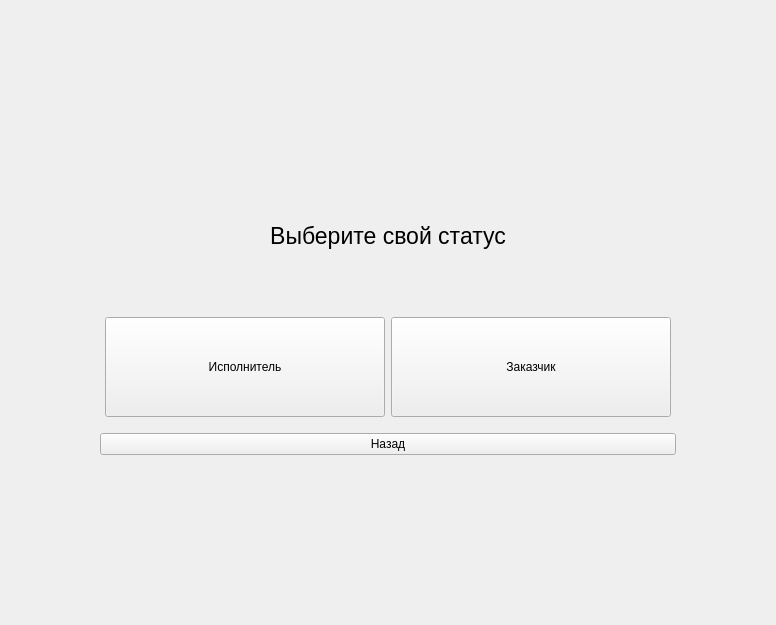
Qt form GreyHound/registerstatus.ui (ProteusP/GreyHound-hiring-desktop-app) before a commit.
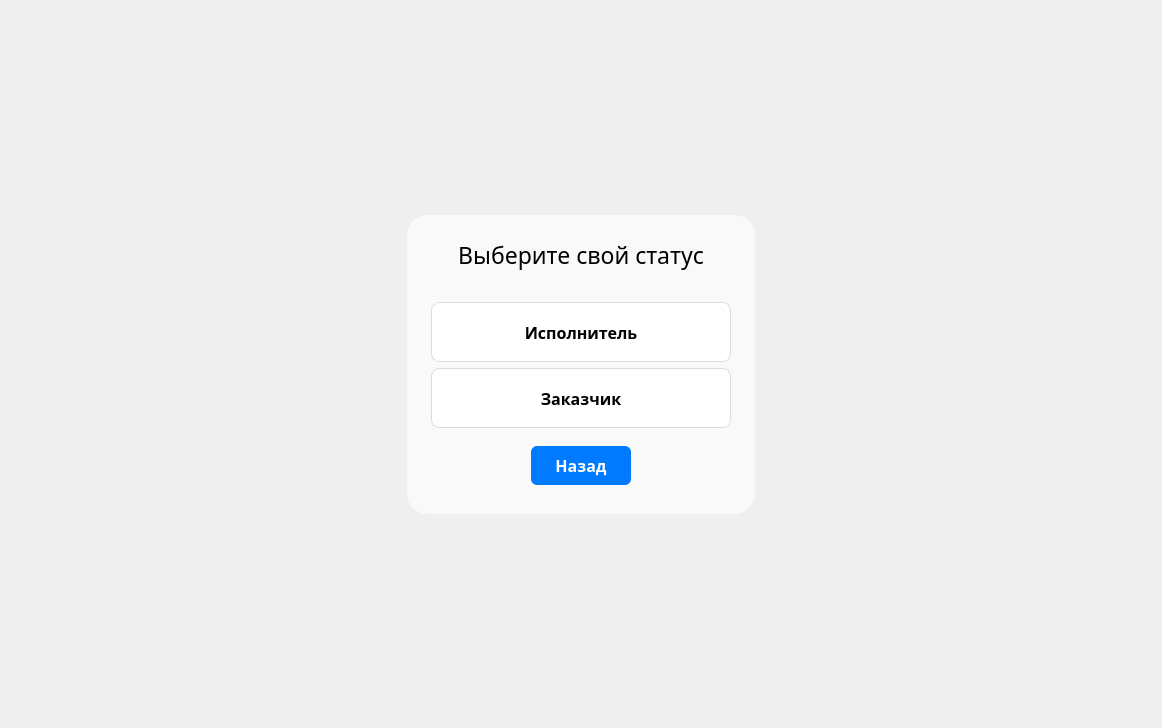
The same form after that commit.

```diff
--- a/GreyHound/registerstatus.ui
+++ b/GreyHound/registerstatus.ui
@@ -6,35 +6,101 @@
    <rect>
     <x>0</x>
     <y>0</y>
-    <width>776</width>
-    <height>625</height>
+    <width>1162</width>
+    <height>728</height>
    </rect>
   </property>
   <property name="windowTitle">
    <string>Form</string>
   </property>
   <layout class="QGridLayout" name="gridLayout">
-   <property name="leftMargin">
-    <number>100</number>
-   </property>
-   <property name="topMargin">
-    <number>170</number>
-   </property>
-   <property name="rightMargin">
-    <number>100</number>
-   </property>
-   <property name="bottomMargin">
-    <number>170</number>
-   </property>
+   <item row="0" column="1">
+    <spacer name="verticalSpacer_2">
+     <property name="orientation">
+      <enum>Qt::Orientation::Vertical</enum>
+     </property>
+     <property name="sizeType">
+      <enum>QSizePolicy::Policy::MinimumExpanding</enum>
+     </property>
+     <property name="sizeHint" stdset="0">
+      <size>
+       <width>20</width>
+       <height>100</height>
+      </size>
+     </property>
+    </spacer>
+   </item>
+   <item row="1" column="1">
+    <widget class="QWidget" name="widget" native="true">
+     <property name="sizePolicy">
+      <sizepolicy hsizetype="Preferred" vsizetype="Preferred">
+       <horstretch>0</horstretch>
+       <verstretch>0</verstretch>
+      </sizepolicy>
+     </property>
+     <property name="minimumSize">
+      <size>
+       <width>0</width>
+       <height>0</height>
+      </size>
+     </property>
+     <property name="styleSheet">
+      <string notr="true">QWidget {
+    
+    border-radius: 20px;
+    border-radius: 20px;
+	background-color: rgb(249, 249, 249);
+}</string>
+     </property>
+     <layout class="QGridLayout" name="gridLayout_2">
    <item row="0" column="0">
-    <layout class="QVBoxLayout" name="verticalLayout">
+       <spacer name="horizontalSpacer_3">
+        <property name="orientation">
+         <enum>Qt::Orientation::Horizontal</enum>
+        </property>
+        <property name="sizeType">
+         <enum>QSizePolicy::Policy::Fixed</enum>
+        </property>
+        <property name="sizeHint" stdset="0">
+         <size>
+          <width>15</width>
+          <height>20</height>
+         </size>
+        </property>
+       </spacer>
+      </item>
+      <item row="0" column="1">
+       <layout class="QVBoxLayout" name="verticalLayout_3">
+        <item>
+         <spacer name="verticalSpacer_5">
+          <property name="orientation">
+           <enum>Qt::Orientation::Vertical</enum>
+          </property>
+          <property name="sizeHint" stdset="0">
+           <size>
+            <width>20</width>
+            <height>15</height>
+           </size>
+          </property>
+         </spacer>
+        </item>
      <item>
       <widget class="QLabel" name="label">
+          <property name="sizePolicy">
+           <sizepolicy hsizetype="Minimum" vsizetype="Fixed">
+            <horstretch>0</horstretch>
+            <verstretch>0</verstretch>
+           </sizepolicy>
+          </property>
        <property name="font">
         <font>
+            <family>Golos Text Medium</family>
          <pointsize>17</pointsize>
         </font>
        </property>
+          <property name="styleSheet">
+           <string notr="true"/>
+          </property>
        <property name="text">
         <string>Выберите свой статус</string>
        </property>
@@ -44,33 +110,64 @@
       </widget>
      </item>
      <item>
-      <layout class="QHBoxLayout" name="horizontalLayout">
-       <property name="leftMargin">
-        <number>5</number>
-       </property>
-       <property name="topMargin">
-        <number>10</number>
-       </property>
-       <property name="rightMargin">
-        <number>5</number>
-       </property>
-       <property name="bottomMargin">
-        <number>10</number>
-       </property>
+         <spacer name="verticalSpacer_4">
+          <property name="orientation">
+           <enum>Qt::Orientation::Vertical</enum>
+          </property>
+          <property name="sizeHint" stdset="0">
+           <size>
+            <width>20</width>
+            <height>25</height>
+           </size>
+          </property>
+         </spacer>
+        </item>
+        <item>
+         <layout class="QVBoxLayout" name="verticalLayout_2">
+          <item>
+           <layout class="QVBoxLayout" name="verticalLayout">
        <item>
         <widget class="QPushButton" name="statusCandidatePB">
          <property name="sizePolicy">
-          <sizepolicy hsizetype="Minimum" vsizetype="Preferred">
+               <sizepolicy hsizetype="Fixed" vsizetype="Fixed">
            <horstretch>0</horstretch>
            <verstretch>0</verstretch>
           </sizepolicy>
          </property>
+              <property name="minimumSize">
+               <size>
+                <width>300</width>
+                <height>60</height>
+               </size>
+              </property>
          <property name="maximumSize">
           <size>
            <width>300</width>
-           <height>100</height>
-          </size>
-         </property>
+                <height>60</height>
+               </size>
+              </property>
+              <property name="font">
+               <font>
+                <family>Golos Text</family>
+                <pointsize>-1</pointsize>
+                <fontweight>Medium</fontweight>
+               </font>
+              </property>
+              <property name="styleSheet">
+               <string notr="true">QPushButton {
+    background-color: white;
+    border: 1px solid #dcdcdc;
+    border-radius: 8px;
+    padding: 8px 12px;
+    font-size: 16px;
+    font-weight: 500;
+    color: black;
+}
+
+QPushButton:hover {
+    background-color: #f5f5f5;
+}</string>
+              </property>
          <property name="text">
           <string>Исполнитель</string>
          </property>
@@ -79,17 +176,45 @@
        <item>
         <widget class="QPushButton" name="statusEmployerPB">
          <property name="sizePolicy">
-          <sizepolicy hsizetype="Minimum" vsizetype="Preferred">
+               <sizepolicy hsizetype="Fixed" vsizetype="Fixed">
            <horstretch>0</horstretch>
            <verstretch>0</verstretch>
           </sizepolicy>
          </property>
+              <property name="minimumSize">
+               <size>
+                <width>300</width>
+                <height>60</height>
+               </size>
+              </property>
          <property name="maximumSize">
           <size>
            <width>300</width>
-           <height>100</height>
-          </size>
-         </property>
+                <height>60</height>
+               </size>
+              </property>
+              <property name="font">
+               <font>
+                <family>Golos Text</family>
+                <pointsize>-1</pointsize>
+                <fontweight>Medium</fontweight>
+               </font>
+              </property>
+              <property name="styleSheet">
+               <string notr="true">QPushButton{
+    background-color: white;
+    border: 1px solid #dcdcdc;
+    border-radius: 8px;
+    padding: 8px 12px;
+    font-size: 16px;
+    font-weight: 500;
+    color: black;
+}
+
+QPushButton:hover {
+    background-color: #f5f5f5;
+}</string>
+              </property>
          <property name="text">
           <string>Заказчик</string>
          </property>
@@ -98,13 +223,144 @@
       </layout>
      </item>
      <item>
+           <spacer name="verticalSpacer_3">
+            <property name="orientation">
+             <enum>Qt::Orientation::Vertical</enum>
+            </property>
+            <property name="sizeType">
+             <enum>QSizePolicy::Policy::Fixed</enum>
+            </property>
+            <property name="sizeHint" stdset="0">
+             <size>
+              <width>20</width>
+              <height>12</height>
+             </size>
+            </property>
+           </spacer>
+          </item>
+          <item>
+           <layout class="QHBoxLayout" name="horizontalLayout">
+            <item>
       <widget class="QPushButton" name="backToLoginPB">
+              <property name="sizePolicy">
+               <sizepolicy hsizetype="Fixed" vsizetype="Fixed">
+                <horstretch>0</horstretch>
+                <verstretch>0</verstretch>
+               </sizepolicy>
+              </property>
+              <property name="minimumSize">
+               <size>
+                <width>100</width>
+                <height>0</height>
+               </size>
+              </property>
+              <property name="font">
+               <font>
+                <family>Golos Text</family>
+                <pointsize>-1</pointsize>
+                <fontweight>Medium</fontweight>
+               </font>
+              </property>
+              <property name="styleSheet">
+               <string notr="true">QPushButton {
+    background-color: #007BFF;
+    border: none;
+    border-radius: 6px;
+    padding: 8px 12px;
+    font-size: 16px;
+    font-weight: 500;
+    color: white;
+}
+
+QPushButton:hover {
+    background-color: #0069d9;
+}
+</string>
+              </property>
        <property name="text">
         <string>Назад</string>
        </property>
       </widget>
      </item>
     </layout>
+          </item>
+         </layout>
+        </item>
+        <item>
+         <spacer name="verticalSpacer_6">
+          <property name="orientation">
+           <enum>Qt::Orientation::Vertical</enum>
+          </property>
+          <property name="sizeHint" stdset="0">
+           <size>
+            <width>20</width>
+            <height>20</height>
+           </size>
+          </property>
+         </spacer>
+        </item>
+       </layout>
+      </item>
+      <item row="0" column="2">
+       <spacer name="horizontalSpacer_4">
+        <property name="orientation">
+         <enum>Qt::Orientation::Horizontal</enum>
+        </property>
+        <property name="sizeType">
+         <enum>QSizePolicy::Policy::Fixed</enum>
+        </property>
+        <property name="sizeHint" stdset="0">
+         <size>
+          <width>15</width>
+          <height>20</height>
+         </size>
+        </property>
+       </spacer>
+      </item>
+     </layout>
+    </widget>
+   </item>
+   <item row="2" column="1">
+    <spacer name="verticalSpacer">
+     <property name="orientation">
+      <enum>Qt::Orientation::Vertical</enum>
+     </property>
+     <property name="sizeType">
+      <enum>QSizePolicy::Policy::MinimumExpanding</enum>
+     </property>
+     <property name="sizeHint" stdset="0">
+      <size>
+       <width>20</width>
+       <height>100</height>
+      </size>
+     </property>
+    </spacer>
+   </item>
+   <item row="1" column="0">
+    <spacer name="horizontalSpacer">
+     <property name="orientation">
+      <enum>Qt::Orientation::Horizontal</enum>
+     </property>
+     <property name="sizeHint" stdset="0">
+      <size>
+       <width>40</width>
+       <height>20</height>
+      </size>
+     </property>
+    </spacer>
+   </item>
+   <item row="1" column="2">
+    <spacer name="horizontalSpacer_2">
+     <property name="orientation">
+      <enum>Qt::Orientation::Horizontal</enum>
+     </property>
+     <property name="sizeHint" stdset="0">
+      <size>
+       <width>40</width>
+       <height>20</height>
+      </size>
+     </property>
+    </spacer>
    </item>
   </layout>
  </widget>
```
Lines whose indentation alone changed are shown as unchanged.
